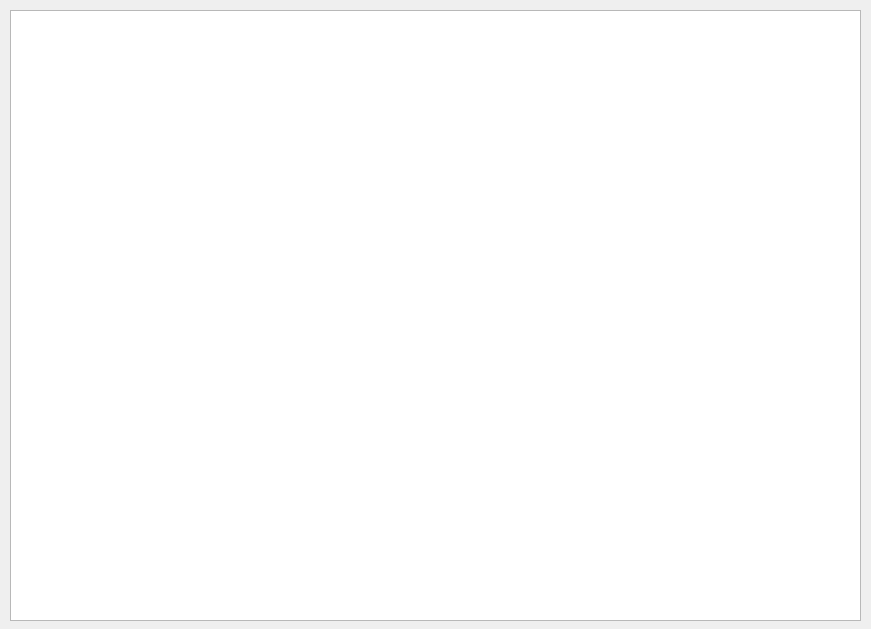
Old version of the form i360gmanager/uiMain.ui in the repository roman5566/i360gm.
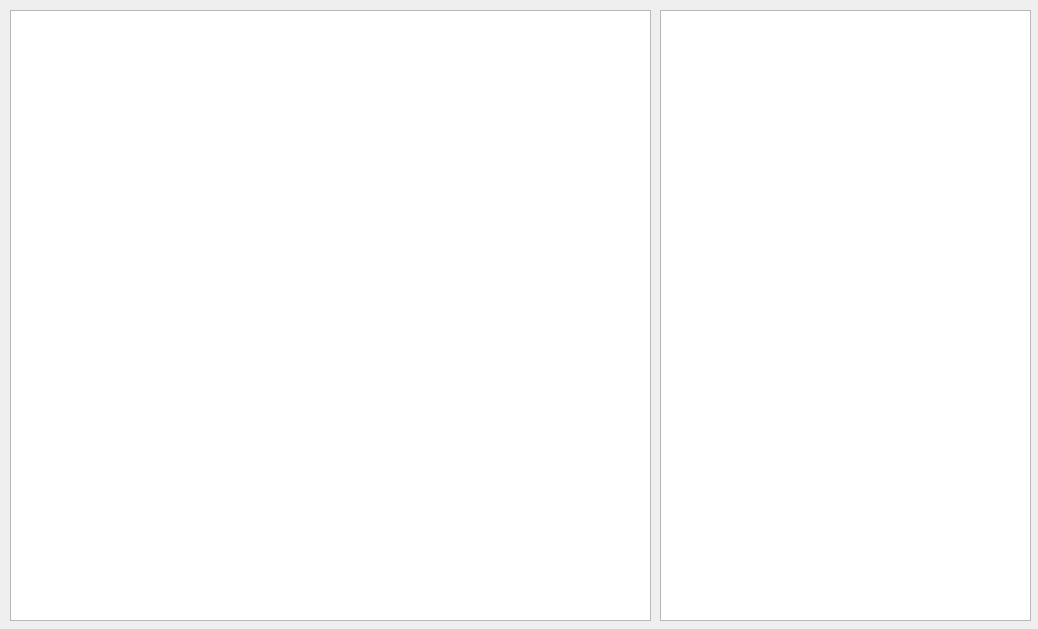
New version of the form.

Commit message: i360gmanager: - Moved more functions in classes - Tried to achive good file reading (TODO its currently bugged for 2 isos i know of) - Added some more UI for debugging and testing code (files)

Patch:
```diff
--- a/i360gmanager/uiMain.ui
+++ b/i360gmanager/uiMain.ui
@@ -6,7 +6,7 @@
    <rect>
     <x>0</x>
     <y>0</y>
-    <width>871</width>
+    <width>1038</width>
     <height>629</height>
    </rect>
   </property>
@@ -19,7 +19,7 @@
      <rect>
       <x>10</x>
       <y>10</y>
-      <width>851</width>
+      <width>641</width>
       <height>611</height>
      </rect>
     </property>
@@ -60,6 +60,28 @@
      <number>20</number>
     </attribute>
    </widget>
+   <widget class="QListWidget" name="listWidget">
+    <property name="geometry">
+     <rect>
+      <x>660</x>
+      <y>10</y>
+      <width>371</width>
+      <height>611</height>
+     </rect>
+    </property>
+    <property name="editTriggers">
+     <set>QAbstractItemView::NoEditTriggers</set>
+    </property>
+    <property name="showDropIndicator" stdset="0">
+     <bool>false</bool>
+    </property>
+    <property name="alternatingRowColors">
+     <bool>true</bool>
+    </property>
+    <property name="selectionBehavior">
+     <enum>QAbstractItemView::SelectRows</enum>
+    </property>
+   </widget>
   </widget>
  </widget>
  <layoutdefault spacing="6" margin="11"/>
```
The commit also changes 7 other files.
